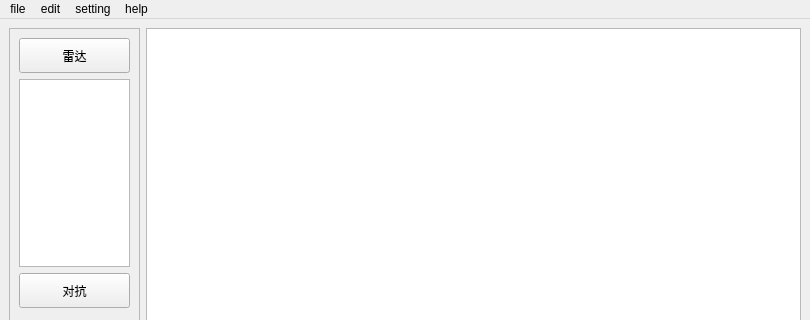
Tangzixia/Digital-Prototype, file prototype_v0719/mainwindownew.ui: the form before one commit; both pictures show x 0 to 810 and y 0 to 320 of the 810 by 496 pixel window.
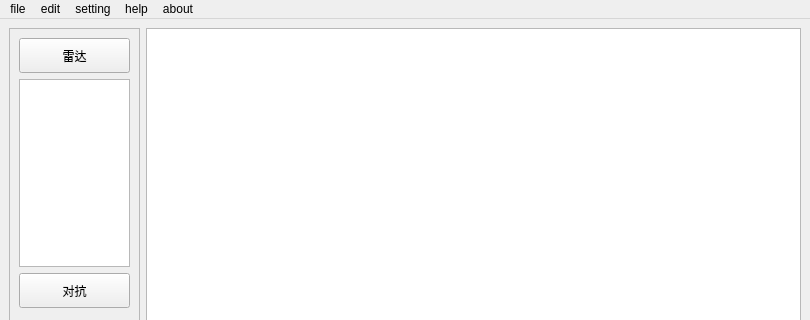
The form after the commit. Custom widgets are drawn as their Qt base class.

Diff of the .ui file:
```diff
--- a/prototype_v0719/mainwindownew.ui
+++ b/prototype_v0719/mainwindownew.ui
@@ -135,7 +135,7 @@
      <x>0</x>
      <y>0</y>
      <width>810</width>
-     <height>28</height>
+     <height>21</height>
     </rect>
    </property>
    <widget class="QMenu" name="menufile">
@@ -160,10 +160,18 @@
      <string>help</string>
     </property>
    </widget>
+   <widget class="QMenu" name="menuabout">
+    <property name="title">
+     <string>about</string>
+    </property>
+    <addaction name="actionabout_DPSP"/>
+    <addaction name="actionabout_us"/>
+   </widget>
    <addaction name="menufile"/>
    <addaction name="menuedit"/>
    <addaction name="menusetting"/>
    <addaction name="menuhelp"/>
+   <addaction name="menuabout"/>
   </widget>
   <widget class="QStatusBar" name="statusBar"/>
   <action name="actionnewFile">
```
Left out of the diff: 12 changed lines with no effect on the pictures.
